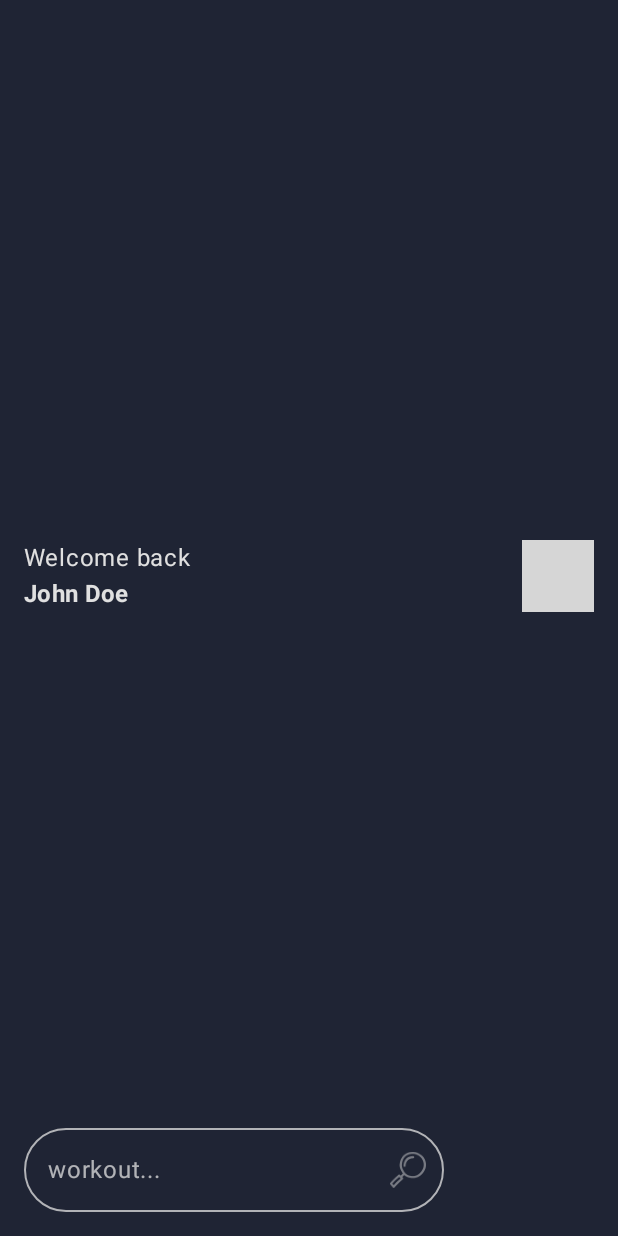
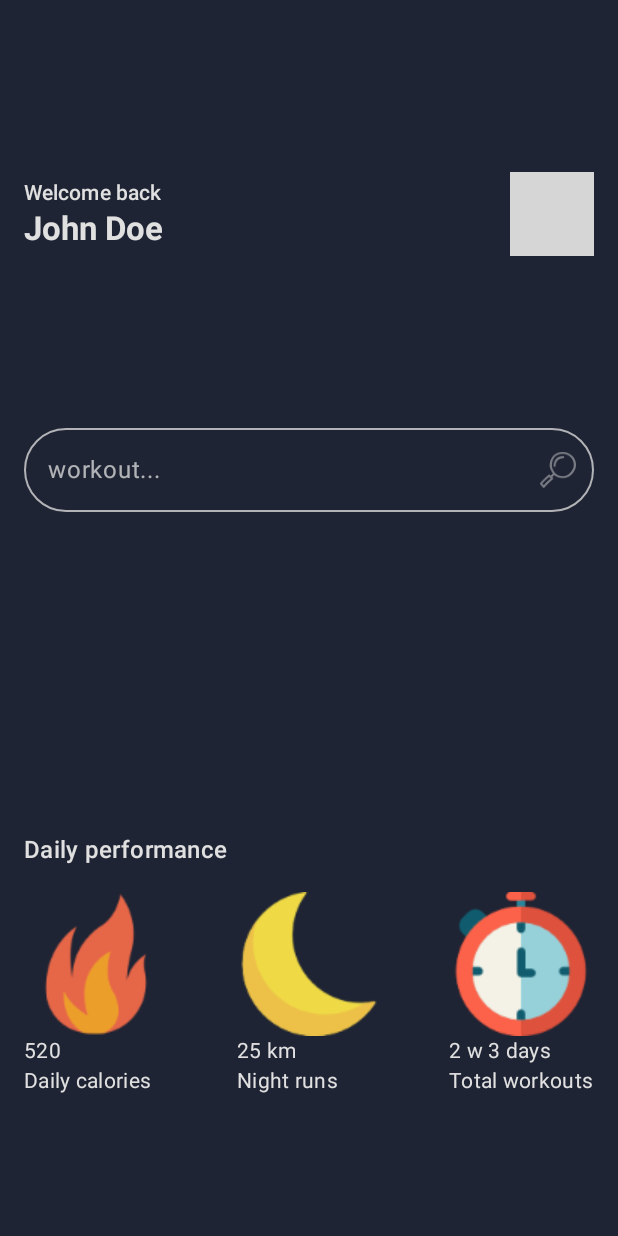
Before and after one commit to joeMalebe/Gym, an Android app built with Jetpack Compose: the HomeScreen screen opened through its navigation route, on a phone screen of 412 x 824 dp. Run offline under Robolectric (Android 15) with nearby library versions, the phone set to English and light mode, and no system bars; grey boxes are pictures that could not be loaded.

Commit message:
add daily performance section

```diff
--- a/app/src/main/java/com/example/gym/ViewModel.kt
+++ b/app/src/main/java/com/example/gym/ViewModel.kt
@@ -7,6 +7,7 @@ import kotlin.time.Duration.Companion.minutes
 const val RUNNING = 1
 const val STRENGTH = 2
 const val YOGA = 3
+const val CORE = 4
 
 class ViewModel {
     fun getUser() = Profile(
@@ -20,7 +21,9 @@ class ViewModel {
                 RUNNING,
                 "Running",
                 getActivityDuration(RUNNING),
-                "4 laps",
+                getNumberOfExercises(
+                    RUNNING
+                ),
                 "300 kcal",
                 R.drawable.pic_1
             ),
@@ -28,16 +31,39 @@ class ViewModel {
                 STRENGTH,
                 "Strength",
                 getActivityDuration(STRENGTH),
-                "10 km",
+                getNumberOfExercises(
+                    STRENGTH
+                ),
                 "500 kcal",
                 R.drawable.pic_2
             ),
             GymActivity(
-                YOGA, "Yoga", getActivityDuration(YOGA), "60 poses", "200 kcal", R.drawable.pic_3
+                YOGA,
+                "Yoga",
+                getActivityDuration(YOGA),
+                getNumberOfExercises(
+                    YOGA
+                ),
+                "200 kcal",
+                R.drawable.pic_3
+            ),
+            GymActivity(
+                CORE,
+                "Core",
+                getActivityDuration(CORE),
+                getNumberOfExercises(
+                    CORE
+                ),
+                "150 kcal",
+                R.drawable.pic_4
             )
         )
     )
 
+
+    fun getNumberOfExercises(
+        activityId: Int
+    ) = getExercises(activityId).count()
 
     fun getUserGymActivities() = getUser().activities
 
@@ -124,7 +150,7 @@ data class GymActivity(
     val id: Int,
     val title: String,
     val time: Duration,
-    val repetition: String,
+    val exercises: Int,
     val calorieBurns: String,
     @DrawableRes val image: Int
 )
--- a/app/src/main/java/com/example/gym/theme/Colors.kt
+++ b/app/src/main/java/com/example/gym/theme/Colors.kt
@@ -1,8 +1,33 @@
 package com.example.gym.theme
 
+import androidx.compose.foundation.text.selection.TextSelectionColors
+import androidx.compose.material3.MaterialTheme
+import androidx.compose.material3.TextFieldDefaults
+import androidx.compose.runtime.Composable
 import androidx.compose.ui.graphics.Color
 
 val background = Color(0xFF1F2434)
 val primary = Color(0xFFFF6F61)
 val onBackground = Color(0xFFE0E0E0)
 val onBackgroundSecondary = Color(0xC3E0E0E0)
+
+@Composable
+fun searchFieldColors() = TextFieldDefaults.colors(
+    focusedContainerColor = MaterialTheme.colorScheme.background,
+    focusedLabelColor = MaterialTheme.colorScheme.onBackground,
+    focusedTextColor = MaterialTheme.colorScheme.onBackground,
+    focusedIndicatorColor = MaterialTheme.colorScheme.onBackground,
+    unfocusedContainerColor = MaterialTheme.colorScheme.background,
+    unfocusedPlaceholderColor = MaterialTheme.colorScheme.surfaceDim,
+    focusedPlaceholderColor = MaterialTheme.colorScheme.surfaceDim,
+    unfocusedLabelColor = MaterialTheme.colorScheme.surfaceDim,
+    unfocusedIndicatorColor = MaterialTheme.colorScheme.surfaceDim,
+    unfocusedTextColor = MaterialTheme.colorScheme.surfaceDim,
+    unfocusedTrailingIconColor = MaterialTheme.colorScheme.surfaceDim,
+    focusedTrailingIconColor = MaterialTheme.colorScheme.onBackground,
+    cursorColor = MaterialTheme.colorScheme.onBackground,
+    selectionColors = TextSelectionColors(
+        handleColor = MaterialTheme.colorScheme.onBackground,
+        backgroundColor = MaterialTheme.colorScheme.background
+    )
+)
--- a/app/src/main/java/com/example/gym/ui/HomeScreen.kt
+++ b/app/src/main/java/com/example/gym/ui/HomeScreen.kt
@@ -2,20 +2,22 @@ package com.example.gym.ui
 
 import androidx.compose.foundation.Image
 import androidx.compose.foundation.layout.Arrangement
+import androidx.compose.foundation.layout.Arrangement.spacedBy
 import androidx.compose.foundation.layout.Box
 import androidx.compose.foundation.layout.Column
 import androidx.compose.foundation.layout.Row
 import androidx.compose.foundation.layout.fillMaxSize
+import androidx.compose.foundation.layout.fillMaxWidth
 import androidx.compose.foundation.layout.padding
 import androidx.compose.foundation.layout.size
+import androidx.compose.foundation.lazy.LazyRow
+import androidx.compose.foundation.lazy.items
 import androidx.compose.foundation.shape.CircleShape
-import androidx.compose.foundation.text.selection.TextSelectionColors
 import androidx.compose.material3.Icon
 import androidx.compose.material3.MaterialTheme
 import androidx.compose.material3.OutlinedTextField
 import androidx.compose.material3.Scaffold
 import androidx.compose.material3.Text
-import androidx.compose.material3.TextFieldDefaults
 import androidx.compose.runtime.Composable
 import androidx.compose.runtime.getValue
 import androidx.compose.runtime.mutableStateOf
@@ -30,10 +32,12 @@ import androidx.compose.ui.res.stringResource
 import androidx.compose.ui.text.font.FontWeight
 import androidx.compose.ui.tooling.preview.Preview
 import androidx.compose.ui.unit.dp
+import com.example.gym.GymMetric
 import com.example.gym.Profile
 import com.example.gym.R
 import com.example.gym.ViewModel
 import com.example.gym.theme.GymTheme
+import com.example.gym.theme.searchFieldColors
 
 @Composable
 fun HomeScreen(viewModel: ViewModel = ViewModel()) {
@@ -59,8 +63,42 @@ fun HomeContent(
     modifier: Modifier = Modifier,
     onSearchTextChange: (String) -> Unit,
 ) {
-    Column(modifier) {
+    Column(modifier, verticalArrangement = spacedBy(16.dp)) {
         Profile(Modifier.weight(1f), user)
+        SearchBar(search, onSearchTextChange, Modifier.weight(1f))
+        ExerciseMetrics(user.metrics, Modifier.weight(1f))
+    }
+}
+
+@Composable
+fun ExerciseMetrics(metrics: List<GymMetric>, modifier: Modifier = Modifier) {
+    Column(modifier.fillMaxWidth(), verticalArrangement = spacedBy(16.dp)) {
+        Text(
+            text = stringResource(id = R.string.monitoring),
+            style = MaterialTheme.typography.titleMedium
+        )
+        LazyRow(
+            modifier = modifier.fillMaxWidth(),
+            horizontalArrangement = Arrangement.SpaceBetween
+        ) {
+            items(metrics) {
+                Column(horizontalAlignment = Alignment.Start) {
+                    Image(painter = painterResource(id = it.image), contentDescription = it.title)
+                    Text(text = it.value, style = MaterialTheme.typography.bodyMedium)
+                    Text(text = it.title, style = MaterialTheme.typography.bodyMedium)
+                }
+            }
+        }
+    }
+}
+
+@Composable
+private fun SearchBar(
+    search: String,
+    onSearchTextChange: (String) -> Unit,
+    modifier: Modifier = Modifier
+) {
+    Box(modifier = modifier) {
         OutlinedTextField(
             value = search,
             onValueChange = onSearchTextChange,
@@ -74,25 +112,8 @@ fun HomeContent(
                     contentDescription = "search",
                 )
             },
-            colors = TextFieldDefaults.colors(
-                focusedContainerColor = MaterialTheme.colorScheme.background,
-                focusedLabelColor = MaterialTheme.colorScheme.onBackground,
-                focusedTextColor = MaterialTheme.colorScheme.onBackground,
-                focusedIndicatorColor = MaterialTheme.colorScheme.onBackground,
-                unfocusedContainerColor = MaterialTheme.colorScheme.background,
-                unfocusedPlaceholderColor = MaterialTheme.colorScheme.surfaceDim,
-                focusedPlaceholderColor = MaterialTheme.colorScheme.surfaceDim,
-                unfocusedLabelColor = MaterialTheme.colorScheme.surfaceDim,
-                unfocusedIndicatorColor = MaterialTheme.colorScheme.surfaceDim,
-                unfocusedTextColor = MaterialTheme.colorScheme.surfaceDim,
-                unfocusedTrailingIconColor = MaterialTheme.colorScheme.surfaceDim,
-                focusedTrailingIconColor = MaterialTheme.colorScheme.onBackground,
-                cursorColor = MaterialTheme.colorScheme.onBackground,
-                selectionColors = TextSelectionColors(
-                    handleColor = MaterialTheme.colorScheme.onBackground,
-                    backgroundColor = MaterialTheme.colorScheme.background
-                )
-            )
+            colors = searchFieldColors(),
+            modifier = Modifier.fillMaxWidth()
         )
     }
 }
@@ -112,15 +133,18 @@ private fun Profile(
             horizontalAlignment = Alignment.Start,
             verticalArrangement = Arrangement.SpaceBetween
         ) {
-            Text(text = stringResource(id = R.string.welcome_back))
+            Text(
+                text = stringResource(id = R.string.welcome_back),
+                style = MaterialTheme.typography.titleSmall
+            )
             Text(
                 text = user.name,
-                style = MaterialTheme.typography.titleMedium,
+                style = MaterialTheme.typography.titleLarge,
                 fontWeight = FontWeight.Bold
             )
         }
 
-        Box(modifier = Modifier.size(48.dp)) {
+        Box(modifier = Modifier.size(56.dp)) {
             Image(
                 painter = painterResource(id = R.drawable.profile),
                 contentDescription = "profile picture",
--- a/app/src/main/res/values/strings.xml
+++ b/app/src/main/res/values/strings.xml
@@ -8,4 +8,5 @@
     <string name="welcome_back">Welcome back</string>
     <string name="lesson">Lesson %s</string>
     <string name="search">workout...</string>
+    <string name="monitoring">Daily performance</string>
 </resources>
```
Also changed, not shown: app/src/main/res/drawable/pic_4.png (added), app/src/main/res/drawable/pic_4_3.jpg (added), 2 other files.
